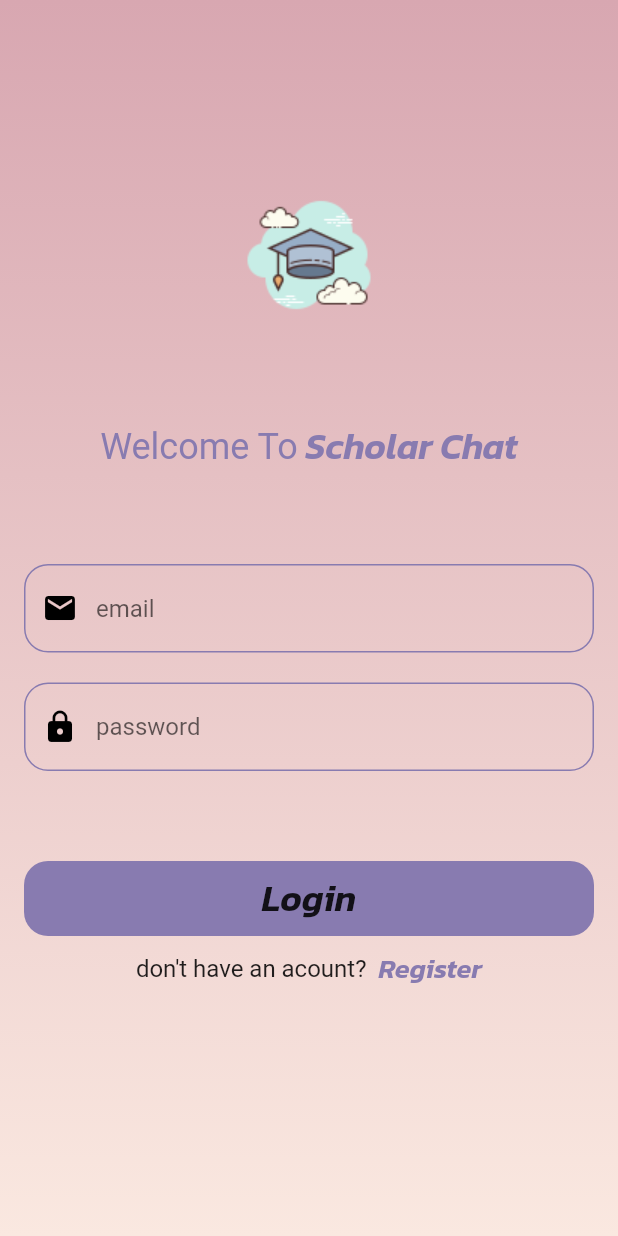
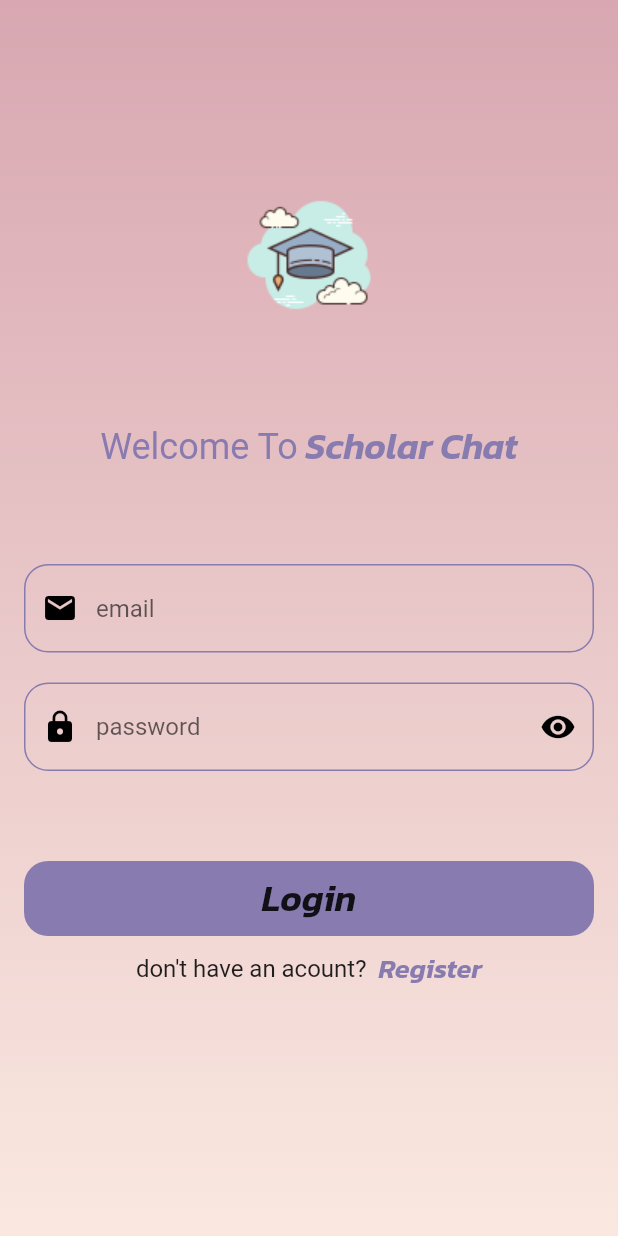
Before and after one commit to Elesawy11/chat_app2, a Flutter app: the screen it shows after launch, on a phone screen of 412 x 824 dp. Run offline on Flutter 3.47's test engine with Material 2 defaults, Android fonts, the phone set to English and light mode, and no system bars; drawn by our look-alikes of modal_progress_hud_nsn; our stand-ins replace bloc, firebase_auth, firebase_core, flutter_bloc; accounts and stored records are empty.

```diff
--- /dev/null
+++ b/lib/constant.dart
@@ -0,0 +1,6 @@
+import 'package:flutter/material.dart';
+
+const  kLogo  = 'assets/images/scholar.png';
+const kPrimaryColor = Color(0xffF4B9B8);
+const kMessage = 'message';
+const kId = 'id';
--- a/lib/widgets/custom_text_form_field.dart
+++ b/lib/widgets/custom_text_form_field.dart
@@ -5,12 +5,16 @@ class CustomTextFormField extends StatelessWidget {
     super.key,
     this.onChanged,
     this.hintText,
-    this.icon,  this.obscureText = false,
+    this.prefixIcon,
+    this.obscureText = false,
+    this.suffixIcon, this.onPressedSuffix,
   });
   final void Function(String)? onChanged;
   final String? hintText;
-  final IconData? icon;
-  final bool obscureText ;
+  final IconData? prefixIcon;
+  final IconData? suffixIcon;
+  final bool obscureText;
+  final void Function()? onPressedSuffix;
 
   @override
   Widget build(BuildContext context) {
@@ -25,8 +29,15 @@ class CustomTextFormField extends StatelessWidget {
       onChanged: onChanged,
       decoration: InputDecoration(
         prefixIcon: Icon(
-          icon,
+          prefixIcon,
           color: Colors.black,
+        ),
+        suffixIcon: IconButton(
+          onPressed:onPressedSuffix,
+          icon: Icon(
+            suffixIcon,
+            color: Colors.black,
+          ),
         ),
         hintText: hintText,
         border: OutlineInputBorder(
--- a/lib/widgets/login_view_form.dart
+++ b/lib/widgets/login_view_form.dart
@@ -8,16 +8,25 @@ import '../views/register_view.dart';
 import 'custom_text_form_field.dart';
 
 // ignore: must_be_immutable
-class LoginViewForm extends StatelessWidget {
+class LoginViewForm extends StatefulWidget {
   LoginViewForm({super.key, required this.isLoading});
   final bool isLoading;
+
+  @override
+  State<LoginViewForm> createState() => _LoginViewFormState();
+}
+
+class _LoginViewFormState extends State<LoginViewForm> {
   String? email, password;
+
   GlobalKey<FormState> formKey = GlobalKey();
+
+  bool obscureText = true;
 
   @override
   Widget build(BuildContext context) {
     return ModalProgressHUD(
-      inAsyncCall: isLoading,
+      inAsyncCall: widget.isLoading,
       child: Scaffold(
         body: Container(
           height: double.infinity,
@@ -64,7 +73,7 @@ class LoginViewForm extends StatelessWidget {
                     ),
                     CustomTextFormField(
                       hintText: 'email',
-                      icon: Icons.mail,
+                      prefixIcon: Icons.mail,
                       onChanged: (value) {
                         email = value;
                       },
@@ -73,9 +82,16 @@ class LoginViewForm extends StatelessWidget {
                       height: 20,
                     ),
                     CustomTextFormField(
-                      obscureText: true,
+                      suffixIcon: Icons.visibility,
+                      onPressedSuffix: () {
+                        obscureText = false;
+                        setState(() {
+
+                        });
+                      },
+                      obscureText: obscureText,
                       hintText: 'password',
-                      icon: Icons.lock,
+                      prefixIcon: Icons.lock,
                       onChanged: (value) {
                         password = value;
                       },
--- a/lib/widgets/register_view_form.dart
+++ b/lib/widgets/register_view_form.dart
@@ -64,7 +64,7 @@ class RegisterViewForm extends StatelessWidget {
                     ),
                     CustomTextFormField(
                       hintText: 'email',
-                      icon: Icons.mail,
+                      prefixIcon: Icons.mail,
                       onChanged: (value) {
                         email = value;
                       },
@@ -74,7 +74,7 @@ class RegisterViewForm extends StatelessWidget {
                     ),
                     CustomTextFormField(
                       hintText: 'password',
-                      icon: Icons.lock,
+                      prefixIcon: Icons.lock,
                       onChanged: (value) {
                         password = value;
                       },
--- a/pubspec.yaml
+++ b/pubspec.yaml
@@ -28,9 +28,11 @@ environment:
 # the latest version available on pub.dev. To see which dependencies have newer
 # versions available, run `flutter pub outdated`.
 dependencies:
+  cloud_firestore: ^4.9.1
   cupertino_icons: ^1.0.2
   firebase_auth: ^4.9.0
   firebase_core: ^2.15.1
+
   flutter:
     sdk: flutter
   flutter_bloc: ^8.1.3
```
Also changed, not shown: lib/models/message_model.dart (added, +11 -0 lines), lib/views/chat_view.dart (+57 -1 lines), lib/widgets/custom_text_field.dart (added, +33 -0 lines), pubspec.lock, 2 other files.
